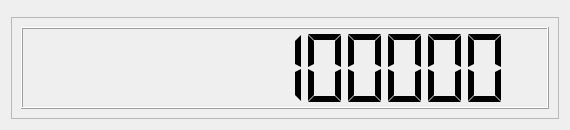
mbridak/not1mm, file not1mm/data/vfo.ui: the form before one commit.
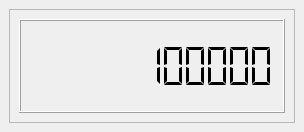
The form after the commit.

Commit message: Fixed vfo and checkwindow dock.

Diff of the .ui file:
```diff
--- a/not1mm/data/vfo.ui
+++ b/not1mm/data/vfo.ui
@@ -1,64 +1,39 @@
 <?xml version="1.0" encoding="UTF-8"?>
 <ui version="4.0">
- <class>VfoWindow</class>
- <widget class="QWidget" name="VfoWindow">
+ <class>DockWidget</class>
+ <widget class="QDockWidget" name="DockWidget">
   <property name="geometry">
    <rect>
     <x>0</x>
     <y>0</y>
-    <width>570</width>
-    <height>130</height>
+    <width>304</width>
+    <height>132</height>
    </rect>
   </property>
   <property name="windowTitle">
    <string>MainWindow</string>
   </property>
-  <layout class="QGridLayout" name="gridLayout_3">
-   <item row="0" column="0">
-    <widget class="QMenuBar" name="menubar"/>
-   </item>
-   <item row="1" column="0">
-    <layout class="QGridLayout" name="gridLayout">
+  <widget class="QWidget" name="dockWidgetContents">
+   <layout class="QGridLayout" name="gridLayout_2">
      <item row="0" column="0">
       <widget class="QFrame" name="frame">
-       <property name="sizePolicy">
-        <sizepolicy hsizetype="Expanding" vsizetype="Expanding">
-         <horstretch>0</horstretch>
-         <verstretch>0</verstretch>
-        </sizepolicy>
-       </property>
        <property name="frameShape">
         <enum>QFrame::StyledPanel</enum>
        </property>
        <property name="frameShadow">
         <enum>QFrame::Raised</enum>
        </property>
-       <layout class="QGridLayout" name="gridLayout_2">
+      <layout class="QGridLayout" name="gridLayout">
         <item row="0" column="0">
          <widget class="QLCDNumber" name="lcdNumber">
-          <property name="sizePolicy">
-           <sizepolicy hsizetype="Minimum" vsizetype="Minimum">
-            <horstretch>0</horstretch>
-            <verstretch>0</verstretch>
-           </sizepolicy>
-          </property>
           <property name="font">
            <font>
             <pointsize>25</pointsize>
            </font>
           </property>
-          <property name="autoFillBackground">
-           <bool>false</bool>
-          </property>
-          <property name="smallDecimalPoint">
-           <bool>false</bool>
-          </property>
           <property name="digitCount">
            <number>11</number>
           </property>
-          <property name="mode">
-           <enum>QLCDNumber::Dec</enum>
-          </property>
           <property name="segmentStyle">
            <enum>QLCDNumber::Flat</enum>
           </property>
@@ -71,13 +46,7 @@
       </widget>
      </item>
     </layout>
-   </item>
-  </layout>
-  <action name="actionQuit">
-   <property name="text">
-    <string>Quit</string>
-   </property>
-  </action>
+  </widget>
  </widget>
  <resources/>
  <connections/>
```
Left out of the diff: 2 changed lines with no effect on the pictures. Lines whose indentation alone changed are shown as unchanged. The commit also changes 4 other files.
